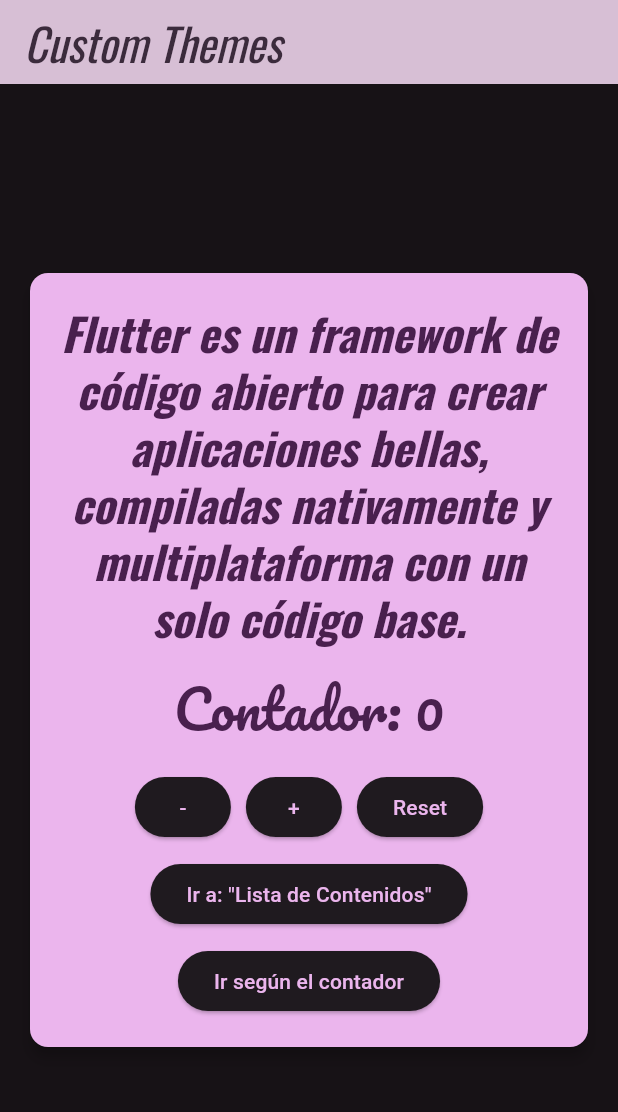
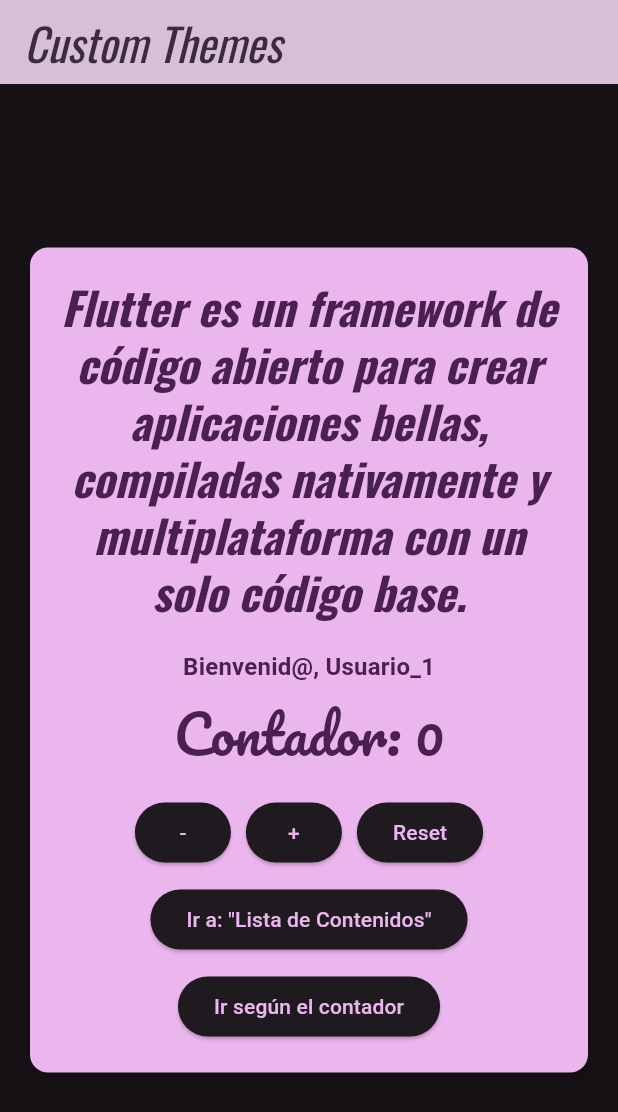
Before and after one commit to MjesusD/3479A321_2022479008, a Flutter app: the screen it shows after launch, after a tap on "Reset", on a phone screen of 412 x 824 dp. Shown: the top 1112 px of the screen. Run offline on Flutter 3.47's test engine with Material 3 defaults, Android fonts, the light colour scheme and no system bars; our stand-ins replace google_fonts, logger.

Commit message:
Lab6, puntos 6, 7, 8 y 9

```diff
--- /dev/null
+++ b/devtools_options.yaml
@@ -0,0 +1,3 @@
+description: This file stores settings for Dart & Flutter DevTools.
+documentation: https://docs.flutter.dev/tools/devtools/extensions#configure-extension-enablement-states
+extensions:
--- /dev/null
+++ b/lib/Provider/app_data.dart
@@ -0,0 +1,38 @@
+import 'package:flutter/material.dart';
+
+class AppData extends ChangeNotifier {
+  int _counter = 0;
+  String _userName = "Usuario_1";
+  bool _canReset = true;
+
+  int get counter => _counter;
+  String get userName => _userName;
+  bool get canReset => _canReset;
+
+  void increment() {
+    _counter++;
+    notifyListeners();
+  }
+
+  void decrement() {
+    _counter--;
+    notifyListeners();
+  }
+
+  void reset() {
+    if (_canReset) {
+      _counter = 0;
+      notifyListeners();
+    }
+  }
+
+  void setUserName(String name) {
+    _userName = name;
+    notifyListeners();
+  }
+
+  void setCanReset(bool value) {
+    _canReset = value;
+    notifyListeners();
+  }
+}
--- a/lib/main.dart
+++ b/lib/main.dart
@@ -1,16 +1,22 @@
 import 'package:flutter/material.dart';
 import 'package:google_fonts/google_fonts.dart';
 import 'package:logger/logger.dart';
+import 'package:provider/provider.dart';
 import 'package:aplicacion_3479a321lab3/pages/home_page.dart';
+import 'package:aplicacion_3479a321lab3/Provider/app_data.dart';
 
 void main() {
-  runApp(MyApp());
+  runApp(
+    ChangeNotifierProvider(
+      create: (_) => AppData(),
+      child: MyApp(),
+    ),
+  );
 }
 
 class MyApp extends StatelessWidget {
   MyApp({super.key});
 
-//Logger
   final logger = Logger();
 
   @override
@@ -38,7 +44,7 @@
           displaySmall: GoogleFonts.pacifico(),
         ),
       ),
-      home: MyHomePage(title: appName),
+      home: const MyHomePage(title: appName),
     );
   }
 }
--- a/lib/pages/home_page.dart
+++ b/lib/pages/home_page.dart
@@ -1,7 +1,9 @@
 import 'package:flutter/material.dart';
 import 'package:logger/logger.dart';
+import 'package:provider/provider.dart';
 import 'package:aplicacion_3479a321lab3/pages/list_content.dart';
 import 'package:aplicacion_3479a321lab3/pages/about.dart';
+import 'package:aplicacion_3479a321lab3/Provider/app_data.dart';
 
 final logger = Logger();
 
@@ -15,33 +17,8 @@
 }
 
 class _MyHomePageState extends State<MyHomePage> {
-  // Constructor
   _MyHomePageState() {
     logger.i("_MyHomePageState - mounted: $mounted");
-  }
-
-  // CONTADOR
-  int _counter = 0;
-
-  void _increment() {
-    setState(() {
-      logger.i("Incrementando contador");
-      _counter++;
-    });
-  }
-
-  void _decrement() {
-    setState(() {
-      logger.i("Decrementando contador");
-      _counter--;
-    });
-  }
-
-  void _reset() {
-    setState(() {
-      logger.i("Reiniciando contador");
-      _counter = 0;
-    });
   }
 
   @override
@@ -90,6 +67,8 @@
   Widget build(BuildContext context) {
     logger.i("build - mounted: $mounted");
 
+    final appData = Provider.of<AppData>(context);
+
     return Scaffold(
       appBar: AppBar(
         automaticallyImplyLeading: false,
@@ -121,21 +100,48 @@
                   textAlign: TextAlign.center,
                 ),
                 const SizedBox(height: 20),
+
+                // Mostrar el nombre del usuario
                 Text(
-                  'Contador: $_counter',
+                  'Bienvenid@, ${appData.userName}',
+                  style: Theme.of(context).textTheme.titleMedium!.copyWith(
+                        fontWeight: FontWeight.w600,
+                        color: Theme.of(context).colorScheme.onPrimary,
+                      ),
+                ),
+                const SizedBox(height: 10),
+
+                Text(
+                  'Contador: ${appData.counter}',
                   style: Theme.of(context).textTheme.displaySmall!.copyWith(
                         color: Theme.of(context).colorScheme.onPrimary,
                       ),
                 ),
                 const SizedBox(height: 20),
+
                 Wrap(
                   alignment: WrapAlignment.center,
                   spacing: 10,
                   runSpacing: 10,
                   children: [
-                    ElevatedButton(onPressed: _decrement, child: const Text('-')),
-                    ElevatedButton(onPressed: _increment, child: const Text('+')),
-                    ElevatedButton(onPressed: _reset, child: const Text('Reset')),
+                    // Botón restar deshabilitado si es !canReset
+                    ElevatedButton(
+                      onPressed: appData.canReset
+                          ? () => context.read<AppData>().decrement()
+                          : null,
+                      child: const Text('-'),
+                    ),
+                    ElevatedButton(
+                      onPressed: () => context.read<AppData>().increment(),
+                      child: const Text('+'),
+                    ),
+                    // Botón reset deshabilitado si es !canReset
+                    ElevatedButton(
+                      onPressed: appData.canReset
+                          ? () => context.read<AppData>().reset()
+                          : null,
+                      child: const Text('Reset'),
+                    ),
                     ElevatedButton(
                       onPressed: () {
                         Navigator.push(
@@ -147,7 +153,7 @@
                     ),
                     ElevatedButton(
                       onPressed: () {
-                        if (_counter % 2 == 0) {
+                        if (appData.counter % 2 == 0) {
                           Navigator.push(
                             context,
                             MaterialPageRoute(builder: (context) => const ListContent()),
--- a/pubspec.yaml
+++ b/pubspec.yaml
@@ -37,6 +37,7 @@
   flutter_svg: ^2.0.17
   google_fonts: ^6.2.1
   logger: ^2.5.0
+  provider: ^6.1.5
 
 dev_dependencies:
   flutter_test:
```
Also changed, not shown: lib/pages/about.dart (+58 -9 lines), pubspec.lock.
